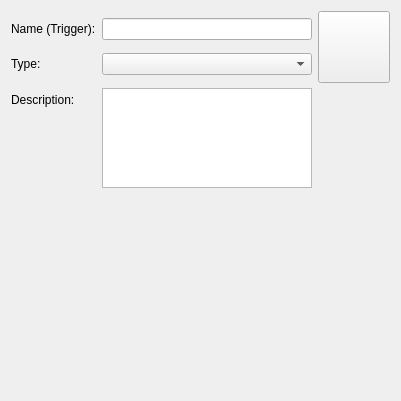
Old version of the form simon/src/simonactionsui/modifycommands.ui in the repository KDE/simon.
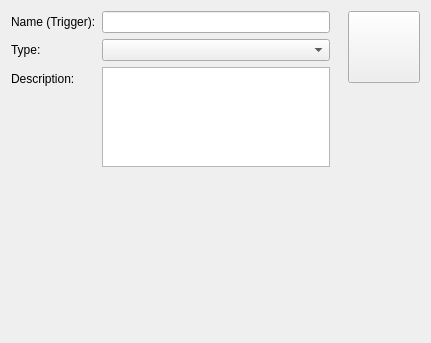
New version of the form. Custom widgets are drawn as their Qt base class.

Diff of the .ui file:
```diff
--- a/simon/src/simonactionsui/modifycommands.ui
+++ b/simon/src/simonactionsui/modifycommands.ui
@@ -1,12 +1,12 @@
 <ui version="4.0" >
  <class>DlgModifyCommands</class>
- <widget class="QWidget" name="DlgModifyCommands" >
-  <property name="geometry" >
+ <widget class="QWidget" name="DlgModifyCommands">
+  <property name="geometry">
    <rect>
     <x>0</x>
     <y>0</y>
-    <width>401</width>
-    <height>401</height>
+    <width>431</width>
+    <height>343</height>
    </rect>
   </property>
   <property name="windowTitle" >
@@ -88,9 +88,9 @@
      <item>
       <layout class="QVBoxLayout" name="verticalLayout" >
        <item>
-        <widget class="KIconButton" name="ibIcon" >
-         <property name="sizePolicy" >
-          <sizepolicy vsizetype="Minimum" hsizetype="Minimum" >
+        <widget class="KIconButton" name="ibIcon">
+         <property name="sizePolicy">
+          <sizepolicy hsizetype="Fixed" vsizetype="Fixed">
            <horstretch>0</horstretch>
            <verstretch>0</verstretch>
           </sizepolicy>
@@ -111,10 +111,13 @@
          <property name="orientation" >
           <enum>Qt::Vertical</enum>
          </property>
-         <property name="sizeHint" stdset="0" >
+         <property name="sizeType">
+          <enum>QSizePolicy::Expanding</enum>
+         </property>
+         <property name="sizeHint" stdset="0">
           <size>
            <width>20</width>
-           <height>40</height>
+           <height>87</height>
           </size>
          </property>
         </spacer>
@@ -124,11 +127,11 @@
     </layout>
    </item>
    <item>
-    <widget class="QStackedWidget" name="swCommandCreaters" >
-     <property name="sizePolicy" >
-      <sizepolicy vsizetype="Expanding" hsizetype="Preferred" >
+    <widget class="QStackedWidget" name="swCommandCreaters">
+     <property name="sizePolicy">
+      <sizepolicy hsizetype="Preferred" vsizetype="Expanding">
        <horstretch>0</horstretch>
-       <verstretch>0</verstretch>
+       <verstretch>2</verstretch>
       </sizepolicy>
      </property>
      <property name="currentIndex" >
@@ -142,11 +145,6 @@
   </layout>
  </widget>
  <customwidgets>
-  <customwidget>
-   <class>KComboBox</class>
-   <extends>QComboBox</extends>
-   <header>kcombobox.h</header>
-  </customwidget>
   <customwidget>
    <class>KIconButton</class>
    <extends>QPushButton</extends>
@@ -157,6 +155,11 @@
    <extends>QLineEdit</extends>
    <header>klineedit.h</header>
   </customwidget>
+  <customwidget>
+   <class>KComboBox</class>
+   <extends>QComboBox</extends>
+   <header>kcombobox.h</header>
+  </customwidget>
   <customwidget>
    <class>KTextEdit</class>
    <extends>QTextEdit</extends>
```
Left out of the diff: 77 changed lines with no effect on the pictures.
